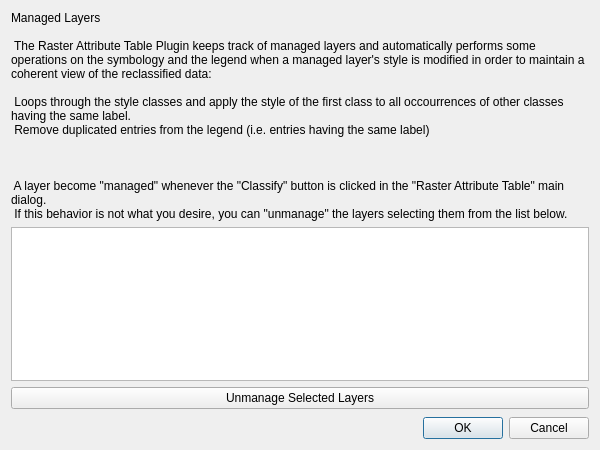
noaa-ocs-hydrography/qgis-raster-attribute-table-plugin, file dialogs/Ui_ManagedLayersDialog.ui: the form before one commit.
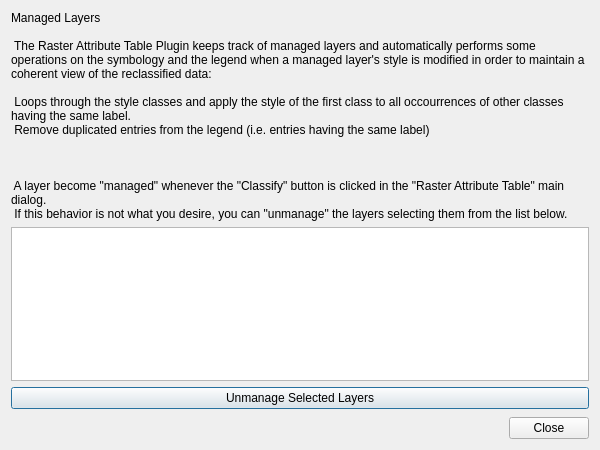
The form after the commit.

Commit message: UX fixes to manage dialog

```diff
--- a/dialogs/Ui_ManagedLayersDialog.ui
+++ b/dialogs/Ui_ManagedLayersDialog.ui
@@ -78,7 +78,7 @@
       <enum>Qt::Horizontal</enum>
      </property>
      <property name="standardButtons">
-      <set>QDialogButtonBox::Cancel|QDialogButtonBox::Ok</set>
+      <set>QDialogButtonBox::Close</set>
      </property>
     </widget>
    </item>
```
The commit also changes 3 other files.
